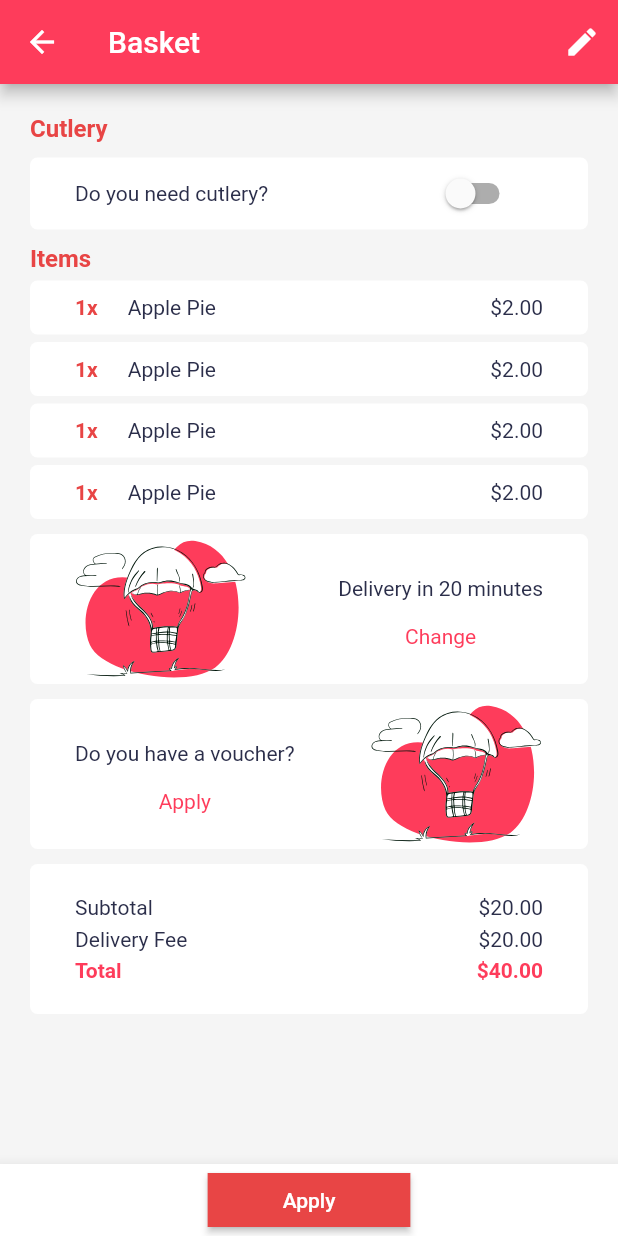
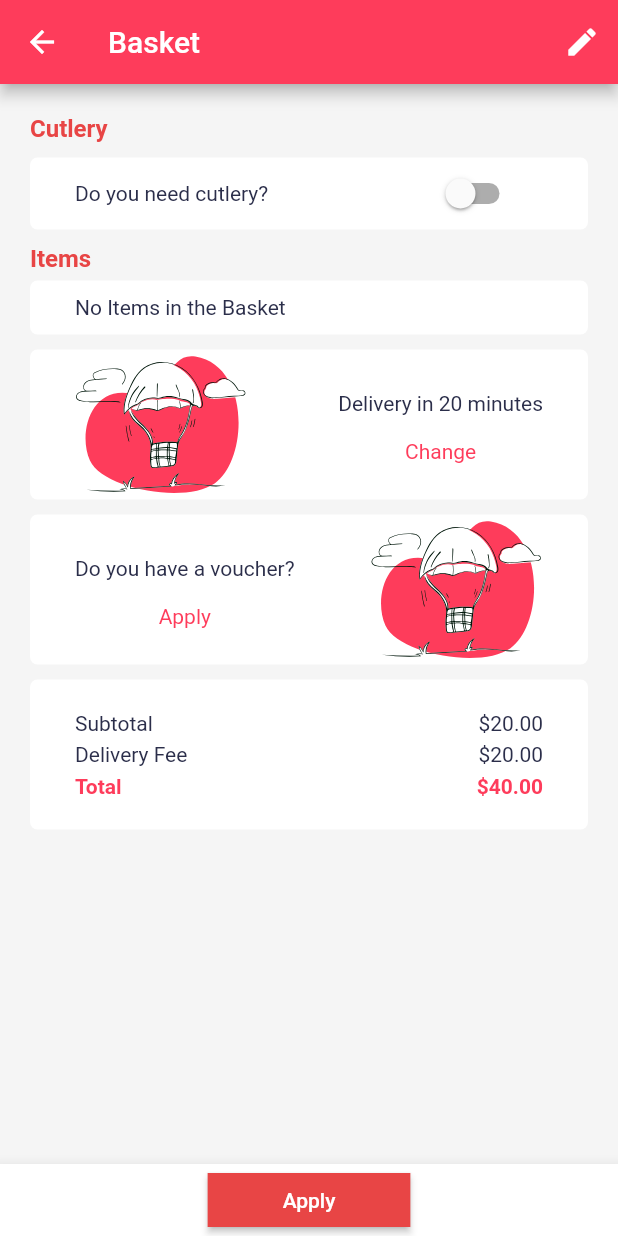
Before and after one commit to maxonflutter/flutter_food_delivery_series, a Flutter app: the BasketScreen screen opened by its route, on a phone screen of 412 x 824 dp. Run offline on Flutter 3.47's test engine with Material 2 defaults, Android fonts, the phone set to English and light mode, and no system bars; our stand-ins replace bloc, equatable, flutter_bloc, flutter_svg, geolocator, google_maps_flutter; network calls fail; Roboto replaces fonts that are missing (Futura).

Commit message:
Basket BloC

```diff
--- /dev/null
+++ b/lib/blocs/basket/basket_event.dart
@@ -0,0 +1,28 @@
+part of 'basket_bloc.dart';
+
+abstract class BasketEvent extends Equatable {
+  const BasketEvent();
+}
+
+class BasketStarted extends BasketEvent {
+  @override
+  List<Object> get props => [];
+}
+
+class BasketProductAdded extends BasketEvent {
+  final MenuItem item;
+
+  const BasketProductAdded(this.item);
+
+  @override
+  List<Object> get props => [item];
+}
+
+class BasketProductRemoved extends BasketEvent {
+  final MenuItem item;
+
+  const BasketProductRemoved(this.item);
+
+  @override
+  List<Object> get props => [item];
+}
--- /dev/null
+++ b/lib/blocs/basket/basket_state.dart
@@ -0,0 +1,19 @@
+part of 'basket_bloc.dart';
+
+abstract class BasketState extends Equatable {
+  const BasketState();
+}
+
+class BasketLoading extends BasketState {
+  @override
+  List<Object> get props => [];
+}
+
+class BasketLoaded extends BasketState {
+  final Basket basket;
+
+  const BasketLoaded({this.basket = const Basket()});
+
+  @override
+  List<Object> get props => [basket];
+}
--- /dev/null
+++ b/lib/models/basket_model.dart
@@ -0,0 +1,35 @@
+import 'package:equatable/equatable.dart';
+import 'package:flutter_food_delivery_app/models/menu_item_model.dart';
+
+class Basket extends Equatable {
+  final List<MenuItem> items;
+
+  const Basket({this.items = const <MenuItem>[]});
+
+  @override
+  List<Object?> get props => [items];
+
+  Map itemQuantity(items) {
+    var quantity = Map();
+
+    items.forEach((item) {
+      if (!quantity.containsKey(item)) {
+        quantity[item] = 1;
+      } else {
+        quantity[item] += 1;
+      }
+    });
+    return quantity;
+  }
+
+  double get subtotal =>
+      items.fold(0, (total, current) => total + current.price);
+
+  double total(subtotal) {
+    return subtotal + 5;
+  }
+
+  String get subtotalString => subtotal.toStringAsFixed(2);
+
+  String get totalString => total(subtotal).toStringAsFixed(2);
+}
--- a/lib/models/models.dart
+++ b/lib/models/models.dart
@@ -2,3 +2,4 @@ export 'place_autocomplete_model.dart';
 export 'place_model.dart';
 export 'category_model.dart';
 export 'restaurant_model.dart';
+export 'basket_model.dart';
--- a/lib/screens/basket/basket_screen.dart
+++ b/lib/screens/basket/basket_screen.dart
@@ -1,4 +1,6 @@
 import 'package:flutter/material.dart';
+import 'package:flutter_bloc/flutter_bloc.dart';
+import 'package:flutter_food_delivery_app/blocs/basket/basket_bloc.dart';
 import 'package:flutter_svg/svg.dart';
 
 class BasketScreen extends StatelessWidget {
@@ -81,11 +83,16 @@ class BasketScreen extends StatelessWidget {
                     color: Theme.of(context).accentColor,
                   ),
             ),
-            ListView.builder(
-              shrinkWrap: true,
-              itemCount: 4,
-              itemBuilder: (context, index) {
-                return Container(
+            BlocBuilder<BasketBloc, BasketState>(
+              builder: (context, state) {
+                if (state is BasketLoading) {
+                  return Center(
+                    child: CircularProgressIndicator(),
+                  );
+                }
+                if (state is BasketLoaded) {
+                  return state.basket.items.length == 0
+                      ? Container(
                           width: double.infinity,
                           margin: const EdgeInsets.only(top: 5),
                           padding: const EdgeInsets.symmetric(
@@ -99,8 +106,41 @@ class BasketScreen extends StatelessWidget {
                             mainAxisAlignment: MainAxisAlignment.spaceBetween,
                             children: [
                               Text(
-                        '1x',
-                        style: Theme.of(context).textTheme.headline5!.copyWith(
+                                'No Items in the Basket',
+                                textAlign: TextAlign.left,
+                                style: Theme.of(context).textTheme.headline6,
+                              ),
+                            ],
+                          ),
+                        )
+                      : ListView.builder(
+                          shrinkWrap: true,
+                          itemCount: state.basket
+                              .itemQuantity(state.basket.items)
+                              .keys
+                              .length,
+                          itemBuilder: (context, index) {
+                            return Container(
+                              width: double.infinity,
+                              margin: const EdgeInsets.only(top: 5),
+                              padding: const EdgeInsets.symmetric(
+                                horizontal: 30,
+                                vertical: 10,
+                              ),
+                              decoration: BoxDecoration(
+                                color: Colors.white,
+                                borderRadius: BorderRadius.circular(5.0),
+                              ),
+                              child: Row(
+                                mainAxisAlignment:
+                                    MainAxisAlignment.spaceBetween,
+                                children: [
+                                  Text(
+                                    '${state.basket.itemQuantity(state.basket.items).entries.elementAt(index).value}',
+                                    style: Theme.of(context)
+                                        .textTheme
+                                        .headline5!
+                                        .copyWith(
                                           color: Theme.of(context).accentColor,
                                         ),
                                   ),
@@ -109,18 +149,25 @@ class BasketScreen extends StatelessWidget {
                                   ),
                                   Expanded(
                                     child: Text(
-                          'Apple Pie',
+                                      '${state.basket.itemQuantity(state.basket.items).keys.elementAt(index).name}',
                                       textAlign: TextAlign.left,
-                          style: Theme.of(context).textTheme.headline6,
+                                      style:
+                                          Theme.of(context).textTheme.headline6,
                                     ),
                                   ),
                                   Text(
-                        '\$2.00',
-                        style: Theme.of(context).textTheme.headline6,
+                                    '\$${state.basket.itemQuantity(state.basket.items).keys.elementAt(index).price}',
+                                    style:
+                                        Theme.of(context).textTheme.headline6,
                                   ),
                                 ],
                               ),
                             );
+                          },
+                        );
+                } else {
+                  return Text('Something went wrong.');
+                }
               },
             ),
             Container(
```
Also changed, not shown: lib/blocs/basket/basket_bloc.dart (added, +64 -0 lines), lib/main.dart (+7 -0 lines), lib/screens/restaurant_details/restaurant_details_screen.dart (+13 -4 lines). Lines whose indentation alone changed are shown as unchanged.
